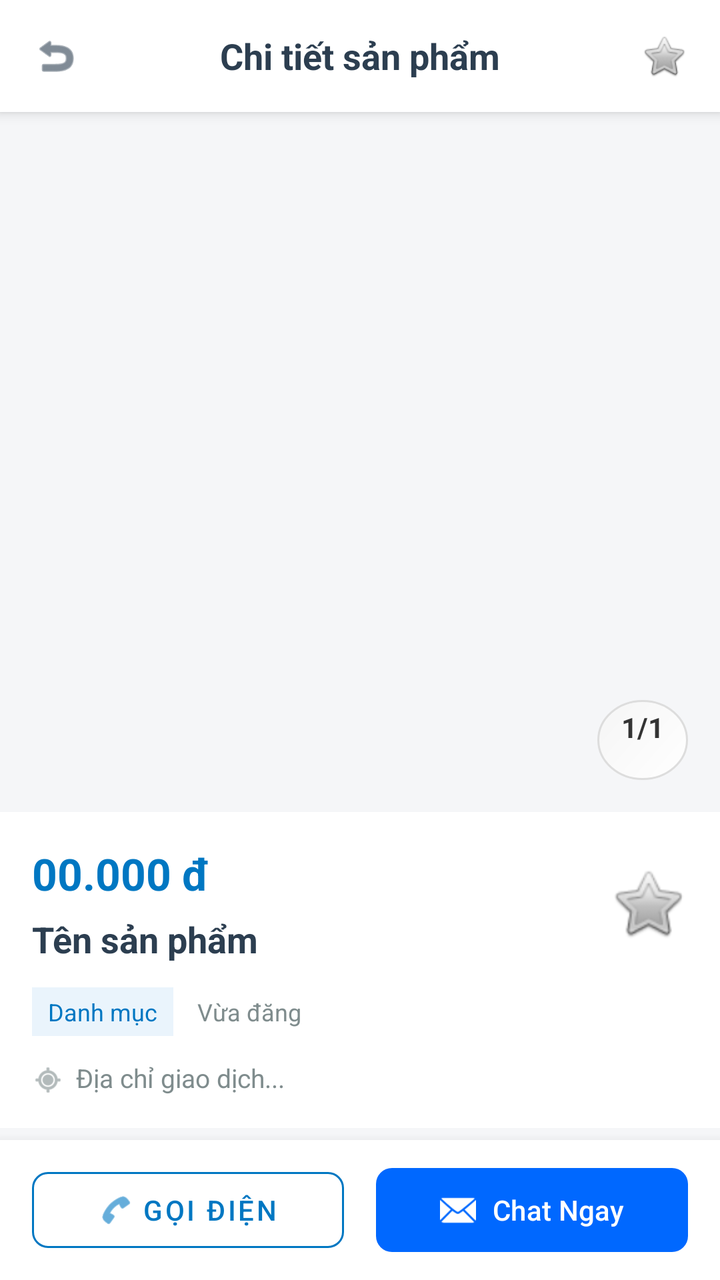
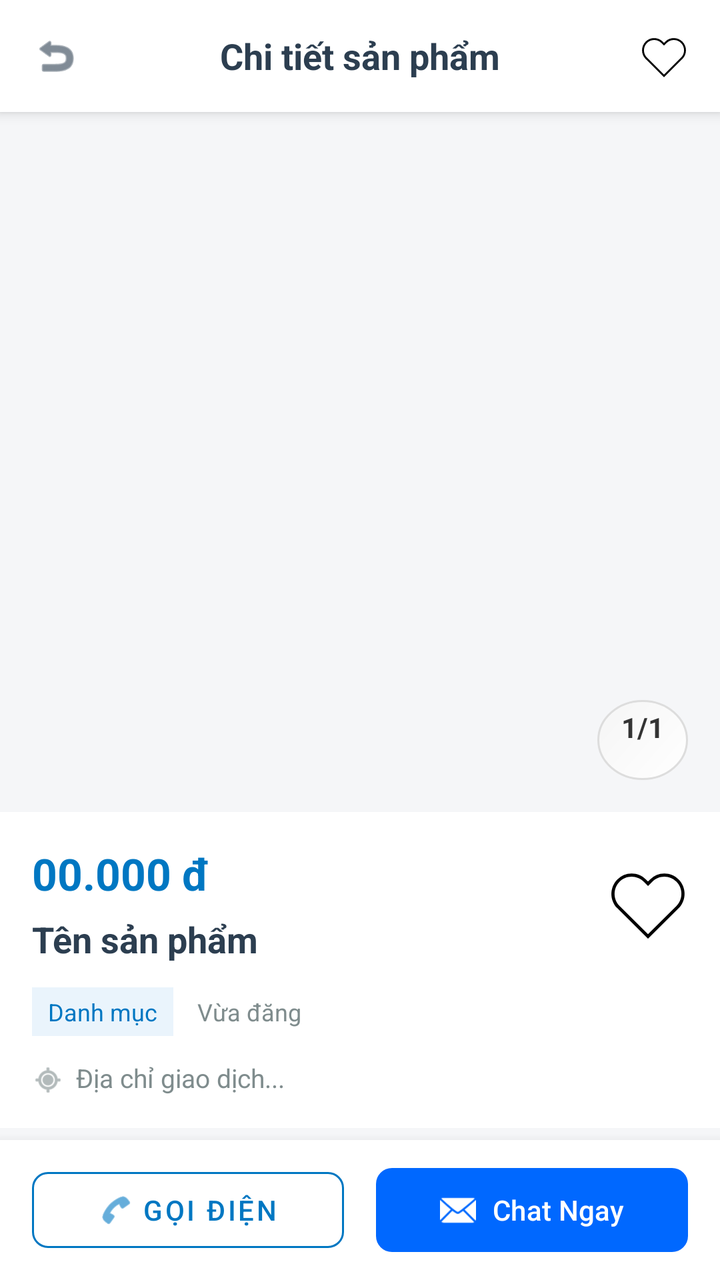

Before-and-after screenshots of an Android layout around one commit, followed by the original layout XML and the change that was made.
<!-- AndroidManifest.xml: application theme Theme.Marketplace -->
<!-- res/layout/activity_product_detail.xml -->
<?xml version="1.0" encoding="utf-8"?>
<androidx.constraintlayout.widget.ConstraintLayout
    xmlns:android="http://schemas.android.com/apk/res/android"
    xmlns:app="http://schemas.android.com/apk/res-auto"
    android:layout_width="match_parent"
    android:layout_height="match_parent"
    android:background="#F5F6F8">

    
    <RelativeLayout
        android:id="@+id/topStickyBar"
        android:layout_width="match_parent"
        android:layout_height="56dp"
        android:background="#FFFFFF"
        android:elevation="4dp"
        app:layout_constraintTop_toTopOf="parent">

        <ImageView
            android:id="@+id/btnBackTop"
            android:layout_width="40dp"
            android:layout_height="40dp"
            android:layout_centerVertical="true"
            android:layout_marginStart="8dp"
            android:background="?attr/selectableItemBackgroundBorderless"
            android:clickable="true"
            android:focusable="true"
            android:padding="8dp"
            android:src="@android:drawable/ic_menu_revert"
            app:tint="@color/text_primary" />

        <TextView
            android:layout_width="wrap_content"
            android:layout_height="wrap_content"
            android:layout_centerInParent="true"
            android:text="Chi tiết sản phẩm"
            android:textColor="@color/text_primary"
            android:textSize="18sp"
            android:textStyle="bold" />

        <ImageView
            android:id="@+id/btnFavoriteTop"
            android:layout_width="40dp"
            android:layout_height="40dp"
            android:layout_alignParentEnd="true"
            android:layout_centerVertical="true"
            android:layout_marginEnd="8dp"
            android:background="?attr/selectableItemBackgroundBorderless"
            android:clickable="true"
            android:focusable="true"
            android:padding="8dp"
            android:src="@android:drawable/btn_star_big_off" />
    </RelativeLayout>

    
    <androidx.core.widget.NestedScrollView
        android:layout_width="match_parent"
        android:layout_height="0dp"
        app:layout_constraintTop_toBottomOf="@id/topStickyBar"
        app:layout_constraintBottom_toTopOf="@id/bottomActionBar">

        <LinearLayout
            android:layout_width="match_parent"
            android:layout_height="wrap_content"
            android:orientation="vertical">

            
            <RelativeLayout
                android:layout_width="match_parent"
                android:layout_height="350dp">

                <androidx.viewpager2.widget.ViewPager2
                    android:id="@+id/viewPagerImages"
                    android:layout_width="match_parent"
                    android:layout_height="match_parent" />

                
                <TextView
                    android:id="@+id/tvImageCounter"
                    android:layout_width="wrap_content"
                    android:layout_height="wrap_content"
                    android:layout_alignParentBottom="true"
                    android:layout_alignParentEnd="true"
                    android:layout_margin="16dp"
                    android:background="@drawable/bg_circle_white"
                    android:paddingHorizontal="12dp"
                    android:paddingVertical="4dp"
                    android:text="1/1"
                    android:textColor="#333"
                    android:textStyle="bold" />
            </RelativeLayout>

            
            <LinearLayout
                android:layout_width="match_parent"
                android:layout_height="wrap_content"
                android:background="#FFFFFF"
                android:orientation="vertical"
                android:padding="16dp">

                <RelativeLayout
                    android:layout_width="match_parent"
                    android:layout_height="wrap_content">

                    <LinearLayout
                        android:layout_width="match_parent"
                        android:layout_height="wrap_content"
                        android:layout_toStartOf="@id/btnFavoriteMain"
                        android:layout_marginEnd="16dp"
                        android:orientation="vertical">

                        <TextView
                            android:id="@+id/tvPrice"
                            android:layout_width="match_parent"
                            android:layout_height="wrap_content"
                            android:text="00.000 đ"
                            android:textColor="@color/ocean_blue_primary"
                            android:textSize="22sp"
                            android:textStyle="bold" />

                        <TextView
                            android:id="@+id/tvTitle"
                            android:layout_width="match_parent"
                            android:layout_height="wrap_content"
                            android:layout_marginTop="6dp"
                            android:text="Tên sản phẩm"
                            android:textColor="@color/text_primary"
                            android:textSize="18sp"
                            android:textStyle="bold" />
                    </LinearLayout>

                    
                    <ImageView
                        android:id="@+id/btnFavoriteMain"
                        android:layout_width="40dp"
                        android:layout_height="40dp"
                        android:layout_alignParentEnd="true"
                        android:layout_centerVertical="true"
                        android:background="?attr/selectableItemBackgroundBorderless"
                        android:clickable="true"
                        android:focusable="true"
                        android:src="@android:drawable/btn_star_big_off" />
                </RelativeLayout>

                
                <LinearLayout
                    android:layout_width="match_parent"
                    android:layout_height="wrap_content"
                    android:layout_marginTop="12dp"
                    android:orientation="horizontal"
                    android:gravity="center_vertical">

                    <TextView
                        android:id="@+id/tvCategory"
                        android:layout_width="wrap_content"
                        android:layout_height="wrap_content"
                        android:background="#EAF4FC"
                        android:paddingHorizontal="8dp"
                        android:paddingVertical="4dp"
                        android:text="Danh mục"
                        android:textColor="@color/ocean_blue_primary"
                        android:textSize="12sp" />

                    <TextView
                        android:id="@+id/tvDate"
                        android:layout_width="wrap_content"
                        android:layout_height="wrap_content"
                        android:layout_marginStart="12dp"
                        android:text="Vừa đăng"
                        android:textColor="@color/text_secondary"
                        android:textSize="12sp" />
                </LinearLayout>

                
                <LinearLayout
                    android:layout_width="match_parent"
                    android:layout_height="wrap_content"
                    android:layout_marginTop="12dp"
                    android:orientation="horizontal">

                    <ImageView
                        android:layout_width="16dp"
                        android:layout_height="16dp"
                        android:layout_marginTop="2dp"
                        android:src="@android:drawable/ic_menu_mylocation"
                        app:tint="@color/text_secondary" />

                    <TextView
                        android:id="@+id/tvAddress"
                        android:layout_width="wrap_content"
                        android:layout_height="wrap_content"
                        android:layout_marginStart="6dp"
                        android:text="Địa chỉ giao dịch..."
                        android:textColor="@color/text_secondary"
                        android:textSize="13sp" />
                </LinearLayout>
            </LinearLayout>

            
            <LinearLayout
                android:layout_width="match_parent"
                android:layout_height="wrap_content"
                android:layout_marginTop="8dp"
                android:background="#FFFFFF"
                android:orientation="horizontal"
                android:padding="16dp"
                android:gravity="center_vertical">

                <com.google.android.material.imageview.ShapeableImageView
                    android:id="@+id/ivSellerAvatar"
                    android:layout_width="50dp"
                    android:layout_height="50dp"
                    android:scaleType="centerCrop"
                    app:shapeAppearanceOverlay="@style/CircleImage"
                    android:src="@android:drawable/sym_def_app_icon"/>

                <LinearLayout
                    android:layout_width="wrap_content"
                    android:layout_height="wrap_content"
                    android:layout_marginStart="12dp"
                    android:orientation="vertical">

                    <TextView
                        android:id="@+id/tvSellerName"
                        android:layout_width="wrap_content"
                        android:layout_height="wrap_content"
                        android:text="Đang tải người bán..."
                        android:textColor="@color/text_primary"
                        android:textSize="16sp"
                        android:textStyle="bold" />

                    <TextView
                        android:layout_width="wrap_content"
                        android:layout_height="wrap_content"
                        android:text="Sinh viên nhà trường"
                        android:textColor="@color/text_secondary"
                        android:textSize="12sp" />
                </LinearLayout>
            </LinearLayout>

            
            <LinearLayout
                android:layout_width="match_parent"
                android:layout_height="wrap_content"
                android:layout_marginTop="8dp"
                android:background="#FFFFFF"
                android:orientation="vertical"
                android:padding="16dp">

                <TextView
                    android:layout_width="wrap_content"
                    android:layout_height="wrap_content"
                    android:text="Chi tiết sản phẩm"
                    android:textColor="@color/text_primary"
                    android:textSize="16sp"
                    android:textStyle="bold" />

                <TextView
                    android:id="@+id/tvDescription"
                    android:layout_width="match_parent"
                    android:layout_height="wrap_content"
                    android:layout_marginTop="8dp"
                    android:lineSpacingExtra="4dp"
                    android:text="Mô tả..."
                    android:textColor="@color/text_secondary"
                    android:textSize="14sp" />
            </LinearLayout>
        </LinearLayout>
    </androidx.core.widget.NestedScrollView>

    
    <LinearLayout
        android:id="@+id/bottomActionBar"
        android:layout_width="match_parent"
        android:layout_height="70dp"
        android:background="#FFFFFF"
        android:elevation="8dp"
        android:orientation="horizontal"
        android:paddingHorizontal="16dp"
        android:paddingVertical="10dp"
        app:layout_constraintBottom_toBottomOf="parent">

        <com.google.android.material.button.MaterialButton
            android:id="@+id/btnCall"
            style="@style/Widget.MaterialComponents.Button.OutlinedButton"
            android:layout_width="0dp"
            android:layout_height="match_parent"
            android:layout_weight="1"
            android:layout_marginEnd="8dp"
            android:text="Gọi điện"
            app:cornerRadius="8dp"
            app:icon="@android:drawable/ic_menu_call"
            app:iconGravity="textStart"
            app:strokeColor="@color/ocean_blue_primary"
            android:textColor="@color/ocean_blue_primary" />

        <com.google.android.material.button.MaterialButton
            android:id="@+id/btnChat"
            android:layout_width="0dp"
            android:layout_height="match_parent"
            android:layout_weight="1"
            android:layout_marginStart="8dp"
            android:text="Chat Ngay"
            app:backgroundTint="#0068FF"
            app:cornerRadius="8dp"
            app:icon="@android:drawable/ic_dialog_email"
            app:iconGravity="textStart" />
    </LinearLayout>

</androidx.constraintlayout.widget.ConstraintLayout>
<!-- resources referenced by this layout -->
<resources>
  <color name="ocean_blue_primary">#0077C2</color>
  <color name="text_primary">#2C3E50</color>
  <color name="text_secondary">#7F8C8D</color>
  <!-- drawable bg_circle_white (drawable) -->
  <?xml version="1.0" encoding="utf-8"?>
  <shape xmlns:android="http://schemas.android.com/apk/res/android"
      android:shape="oval">
  
      <gradient
          android:startColor="#FFFFFF"
          android:endColor="#F5F5F5"
          android:angle="135" />
  
      <stroke
          android:width="1dp"
          android:color="#DDDDDD" />
  
      <size
          android:width="40dp"
          android:height="40dp" />
  
  </shape>
  <style name="CircleImage">
          <item name="cornerSize">50%</item>
      </style>
  <style name="Theme.Marketplace" parent="Base.Theme.Marketplace" />
  <style name="Base.Theme.Marketplace" parent="Theme.Material3.DayNight.NoActionBar">
          
          <item name="colorPrimary">@color/ocean_blue_primary</item>
          <item name="colorOnPrimary">#FFFFFF</item>
          <item name="colorPrimaryContainer">@color/ocean_blue_light</item>
  
          
          <item name="colorSecondary">@color/ocean_blue_dark</item>
          <item name="colorError">#B00020</item>
      </style>
  <color name="ocean_blue_light">#59A5F5</color>
  <color name="ocean_blue_dark">#004C8C</color>
</resources>

<!-- the commit's change to res/layout/activity_product_detail.xml (unified diff, before → after) -->
@@ -48,7 +48,7 @@
             android:clickable="true"
             android:focusable="true"
             android:padding="8dp"
-            android:src="@android:drawable/btn_star_big_off" />
+            android:src="@drawable/ic_heart_off" />
     </RelativeLayout>
 
     
@@ -138,7 +138,7 @@
                         android:background="?attr/selectableItemBackgroundBorderless"
                         android:clickable="true"
                         android:focusable="true"
-                        android:src="@android:drawable/btn_star_big_off" />
+                        android:src="@drawable/ic_heart_off" />
                 </RelativeLayout>
 
                 
<!-- resource entries referenced after the edit -->
@@ -22,6 +22,12 @@
           android:height="40dp" />
   
   </shape>
+  <!-- drawable ic_heart_off (drawable) -->
+  <vector xmlns:android="http://schemas.android.com/apk/res/android" android:height="40dp" android:viewportHeight="24" android:viewportWidth="24" android:width="40dp">
+        
+      <path android:fillColor="#FF000000" android:pathData="M12,22.59l-9.2,-9.12C0.43,11.09 0.43,7.21 2.8,4.83a6.03,6.03 0,0 1,4.29 -1.79c1.62,0 3.14,0.63 4.29,1.79l0.62,0.62 0.62,-0.62a6.014,6.014 0,0 1,4.29 -1.79c1.62,0 3.14,0.63 4.29,1.79 2.37,2.38 2.37,6.26 0,8.64L12,22.59zM7.09,4c-1.37,0 -2.65,0.54 -3.61,1.51 -2,2.01 -2,5.28 0,7.29L12,21.25l8.53,-8.45c2,-2.01 2,-5.28 0,-7.29A5.079,5.079 0,0 0,16.92 4c-1.37,0 -2.65,0.54 -3.61,1.51l-1.3,1.3 -1.3,-1.3C9.75,4.54 8.46,4.01 7.1,4z"/>
+      
+  </vector>
   <style name="CircleImage">
           <item name="cornerSize">50%</item>
       </style>
